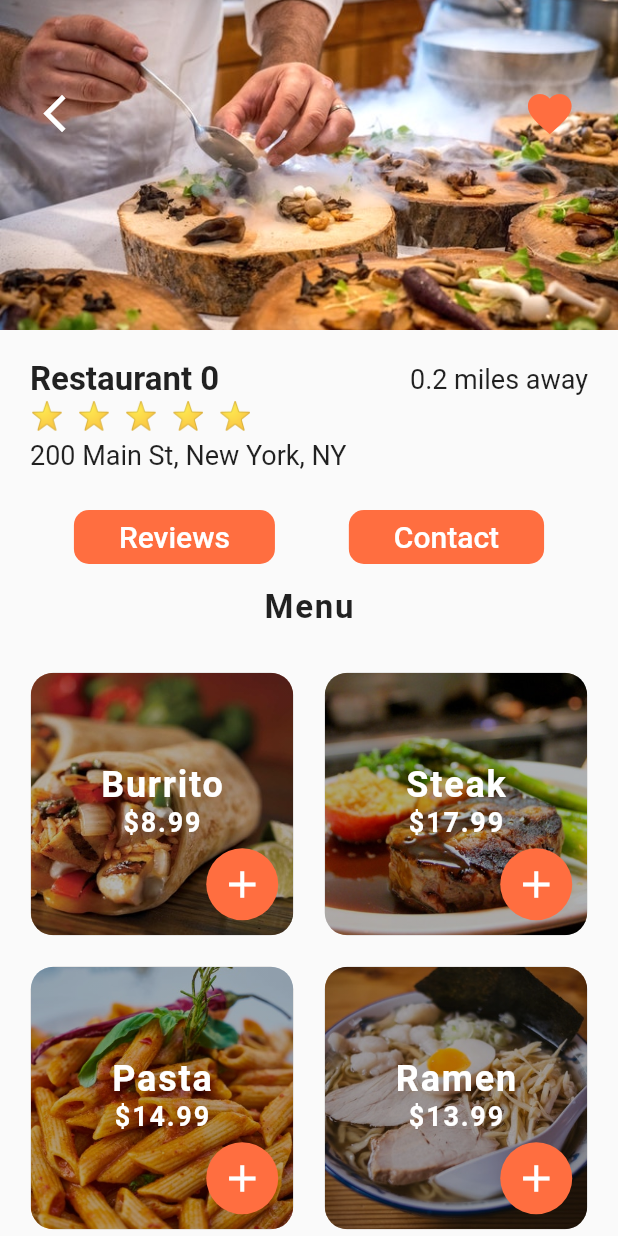
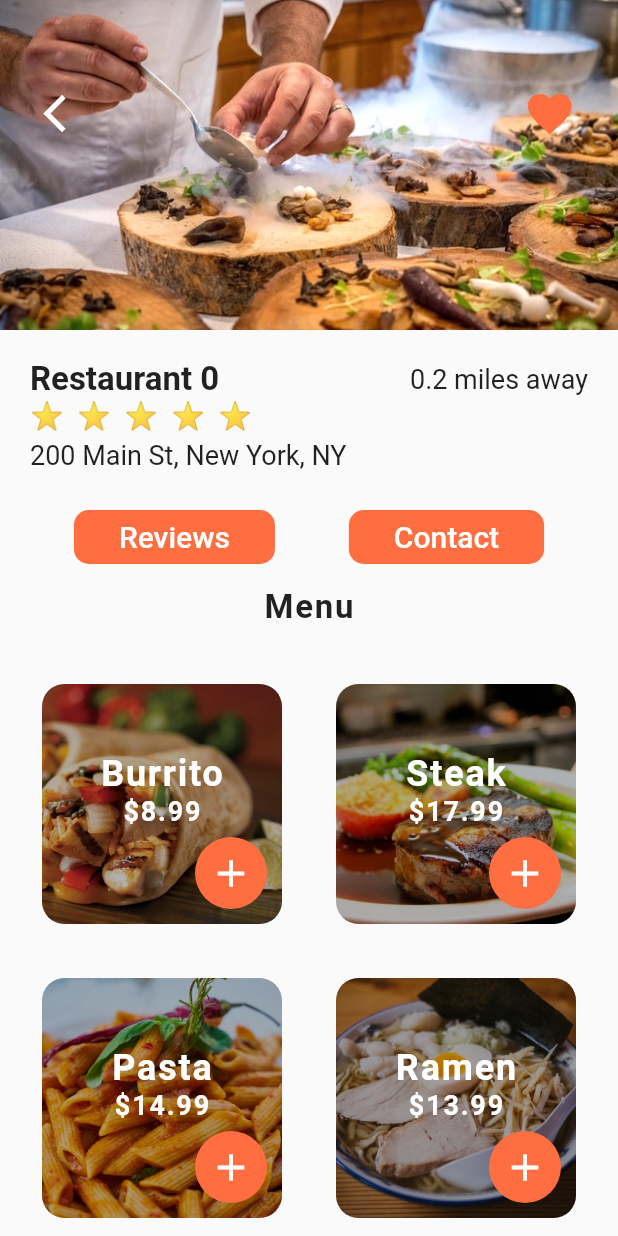
Before and after one commit to DitoCahyaPratama/flutter-food-delivery, a Flutter app: the screen it shows after launch, after a tap on "Restaurant 0", on a phone screen of 412 x 824 dp. Run offline on Flutter 3.47's test engine with Material 2 defaults, Android fonts, the phone set to English and light mode, and no system bars.

```diff
--- a/lib/screens/restaurant_screen.dart
+++ b/lib/screens/restaurant_screen.dart
@@ -19,8 +19,8 @@ class _RestaurantScreenState extends State<RestaurantScreen> {
         alignment: Alignment.center,
         children: <Widget>[
           Container(
-            height: 175.0,
-            width: 175.0,
+            height: 160.0,
+            width: 160.0,
             decoration: BoxDecoration(
               image: DecorationImage(
                 image: AssetImage(menuItem.imageUrl),
@@ -30,8 +30,8 @@ class _RestaurantScreenState extends State<RestaurantScreen> {
             ),
           ),
           Container(
-            height: 175.0,
-            width: 175.0,
+            height: 160.0,
+            width: 160.0,
             decoration: BoxDecoration(
               borderRadius: BorderRadius.circular(15.0),
               gradient: LinearGradient(
```
